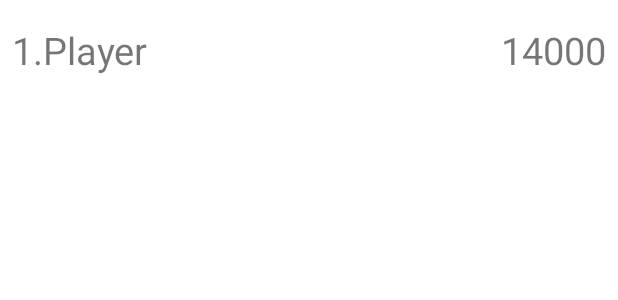
After one commit to melihbasayigit/WordPuzzleGame, an Android app: the layout item_leaderboard.xml on its own in the app's theme, with its tools: preview values and no code run, on a phone screen of 412 x 824 dp. The commit adds this screen. Shown: the top 300 px of the screen. Run offline under Robolectric (Android 15) with nearby library versions, the light colour scheme and no system bars.

```diff
--- /dev/null
+++ b/app/src/main/java/com/yeocak/wordpuzzle/model/Score.kt
@@ -0,0 +1,3 @@
+package com.yeocak.wordpuzzle.model
+
+data class Score(var id: Int = 0, var name: String, var score: Int)
--- a/app/src/main/java/com/yeocak/wordpuzzle/ui/screen/StartFragment.kt
+++ b/app/src/main/java/com/yeocak/wordpuzzle/ui/screen/StartFragment.kt
@@ -5,6 +5,7 @@ import android.view.LayoutInflater
 import android.view.View
 import android.view.ViewGroup
 import androidx.fragment.app.Fragment
+import androidx.navigation.fragment.findNavController
 import com.yeocak.wordpuzzle.databinding.FragmentStartBinding
 
 class StartFragment : Fragment() {
--- a/app/src/main/java/com/yeocak/wordpuzzle/ui/screen/ScoreFragment.kt
+++ b/app/src/main/java/com/yeocak/wordpuzzle/ui/screen/score/ScoreFragment.kt
@@ -1,4 +1,4 @@
-package com.yeocak.wordpuzzle.ui.screen
+package com.yeocak.wordpuzzle.ui.screen.score
 
 import android.os.Bundle
 import android.view.LayoutInflater
--- /dev/null
+++ b/app/src/main/res/layout/item_leaderboard.xml
@@ -0,0 +1,42 @@
+<?xml version="1.0" encoding="utf-8"?>
+<androidx.constraintlayout.widget.ConstraintLayout xmlns:android="http://schemas.android.com/apk/res/android"
+    xmlns:app="http://schemas.android.com/apk/res-auto"
+    xmlns:tools="http://schemas.android.com/tools"
+    android:layout_width="match_parent"
+    android:layout_height="wrap_content"
+    android:gravity="center_vertical">
+
+    <TextView
+        android:id="@+id/orderTextView"
+        android:layout_width="wrap_content"
+        android:layout_height="wrap_content"
+        android:layout_marginTop="16dp"
+        android:layout_marginStart="8dp"
+        android:text="1."
+        android:textSize="25sp"
+        app:layout_constraintStart_toStartOf="parent"
+        app:layout_constraintTop_toTopOf="parent" />
+
+    <TextView
+        android:id="@+id/nameTextView"
+        android:layout_width="wrap_content"
+        android:layout_height="wrap_content"
+        android:layout_marginTop="16dp"
+        android:text="Player"
+        android:textSize="25sp"
+        app:layout_constraintStart_toEndOf="@+id/orderTextView"
+        app:layout_constraintTop_toTopOf="parent" />
+
+    <TextView
+        android:id="@+id/scoreTextView"
+        android:layout_width="wrap_content"
+        android:layout_height="wrap_content"
+        android:layout_marginTop="16dp"
+        android:layout_marginEnd="8dp"
+        android:text="14000"
+        android:textSize="25sp"
+        app:layout_constraintEnd_toEndOf="parent"
+        app:layout_constraintTop_toTopOf="parent" />
+
+
+</androidx.constraintlayout.widget.ConstraintLayout>
--- a/app/src/main/res/navigation/nav_graph.xml
+++ b/app/src/main/res/navigation/nav_graph.xml
@@ -25,7 +25,7 @@
     </fragment>
     <fragment
         android:id="@+id/scoreFragment"
-        android:name="com.yeocak.wordpuzzle.ui.screen.ScoreFragment"
+        android:name="com.yeocak.wordpuzzle.ui.screen.score.ScoreFragment"
         android:label="fragment_score"
         tools:layout="@layout/fragment_score" >
         <action
--- a/app/src/main/res/values/colors.xml
+++ b/app/src/main/res/values/colors.xml
@@ -23,4 +23,10 @@
     <color name="blizzard_blue">#A5E8E6</color>
     <color name="magic_mint">#B0F5D9</color>
     <color name="tea_green">#D4FCCA</color>
+
+    <color name="dim_gray">#696969</color>
+    <color name="light_cyan">#E0FFFF</color>
+    <color name="indigo">#4B0082</color>
+    <color name="material_green">#00B18A</color>
+    <color name="material_red">#E64B58</color>
 </resources>
```
Also changed, not shown: app/src/main/java/com/yeocak/wordpuzzle/data/local/DBHelper.kt (added, +71 -0 lines), app/src/main/java/com/yeocak/wordpuzzle/ui/screen/score/ScoreAdapter.kt (added, +53 -0 lines), app/src/main/java/com/yeocak/wordpuzzle/utils/LetterUtils.kt (+36 -0 lines), app/src/main/res/layout/fragment_game.xml (+126 -1 lines), app/src/main/res/values/styles.xml (added, +7 -0 lines), app/src/main/res/drawable/approve.png (added), app/src/main/res/drawable/heart.png (added), app/src/main/res/drawable/heart_crop.png (added), app/src/main/res/drawable/heart_crop2.png (added), app/src/main/res/drawable/refuse.png (added).
